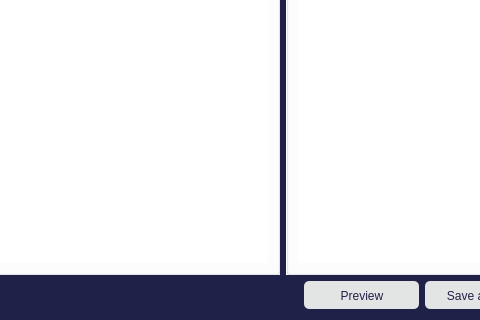
UDAAN-LEAP/leap-pe-tool, file FrameWorkCode/globalreplacedialog.ui: the form before one commit; both pictures show x 336 to 816 and y 113 to 433 of the 913 by 433 pixel window.
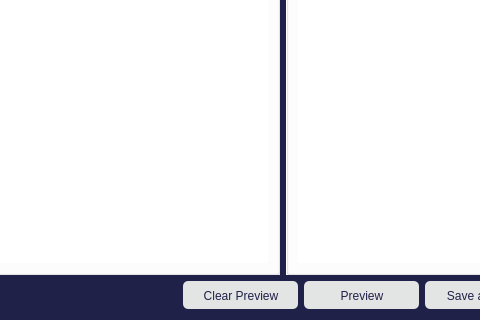
The form after the commit. Icons and pictures are not drawn.

Commit message: Adding checkbox to grp completed: wq

```diff
--- a/FrameWorkCode/globalreplacedialog.ui
+++ b/FrameWorkCode/globalreplacedialog.ui
@@ -163,6 +163,17 @@
        </property>
       </spacer>
      </item>
+     <item>
+      <widget class="QPushButton" name="pushButton_2">
+       <property name="styleSheet">
+        <string notr="true">QPushButton{background-color:rgb(227, 228, 228);border:0px; color: rgb(32, 33, 72); height:26.96px; width: 113.5px; padding-top:1px; border-radius:4.8px; padding-left:1.3px; selection-color: rgb(32, 33, 72); selection-background-color: rgb(136, 138, 133);
+} QPushButton:checked{background-color: rgb(136, 138, 133);} QPushButton:pressed {background-color: rgb(136, 138, 133);}</string>
+       </property>
+       <property name="text">
+        <string>Clear Preview</string>
+       </property>
+      </widget>
+     </item>
      <item>
       <widget class="QPushButton" name="previewButton">
        <property name="styleSheet">
```
Left out of the diff: 1 changed line with no effect on the pictures. The commit also changes 7 other files.
